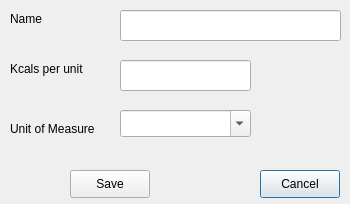
First picture: the form in open-ihm/gui/designs/ui_managefoodtypes_add.ui, repository snim2mirror/openihm, before the edit.
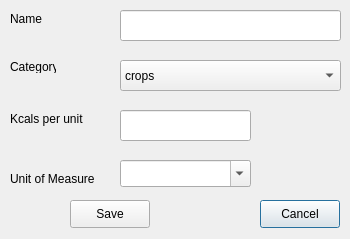
Second picture: the form after the edit.

Diff of the .ui file:
```diff
--- a/open-ihm/gui/designs/ui_managefoodtypes_add.ui
+++ b/open-ihm/gui/designs/ui_managefoodtypes_add.ui
@@ -7,7 +7,7 @@
     <x>0</x>
     <y>0</y>
     <width>350</width>
-    <height>204</height>
+    <height>239</height>
    </rect>
   </property>
   <property name="minimumSize">
@@ -23,7 +23,7 @@
    <property name="geometry">
     <rect>
      <x>260</x>
-     <y>170</y>
+     <y>200</y>
      <width>80</width>
      <height>28</height>
     </rect>
@@ -36,7 +36,7 @@
    <property name="geometry">
     <rect>
      <x>70</x>
-     <y>170</y>
+     <y>200</y>
      <width>80</width>
      <height>28</height>
     </rect>
@@ -62,7 +62,7 @@
    <property name="geometry">
     <rect>
      <x>120</x>
-     <y>110</y>
+     <y>160</y>
      <width>131</width>
      <height>27</height>
     </rect>
@@ -75,7 +75,7 @@
    <property name="geometry">
     <rect>
      <x>10</x>
-     <y>120</y>
+     <y>170</y>
      <width>91</width>
      <height>18</height>
     </rect>
@@ -88,7 +88,7 @@
    <property name="geometry">
     <rect>
      <x>10</x>
-     <y>60</y>
+     <y>110</y>
      <width>101</width>
      <height>18</height>
     </rect>
@@ -101,7 +101,7 @@
    <property name="geometry">
     <rect>
      <x>120</x>
-     <y>60</y>
+     <y>110</y>
      <width>131</width>
      <height>31</height>
     </rect>
@@ -117,6 +117,44 @@
     </rect>
    </property>
   </widget>
+  <widget class="QLabel" name="label_2">
+   <property name="geometry">
+    <rect>
+     <x>10</x>
+     <y>60</y>
+     <width>46</width>
+     <height>13</height>
+    </rect>
+   </property>
+   <property name="text">
+    <string>Category</string>
+   </property>
+  </widget>
+  <widget class="QComboBox" name="cmbCategory">
+   <property name="geometry">
+    <rect>
+     <x>120</x>
+     <y>60</y>
+     <width>221</width>
+     <height>31</height>
+    </rect>
+   </property>
+   <item>
+    <property name="text">
+     <string>crops</string>
+    </property>
+   </item>
+   <item>
+    <property name="text">
+     <string>livestock</string>
+    </property>
+   </item>
+   <item>
+    <property name="text">
+     <string>wildfoods</string>
+    </property>
+   </item>
+  </widget>
  </widget>
  <resources/>
  <connections/>
```
